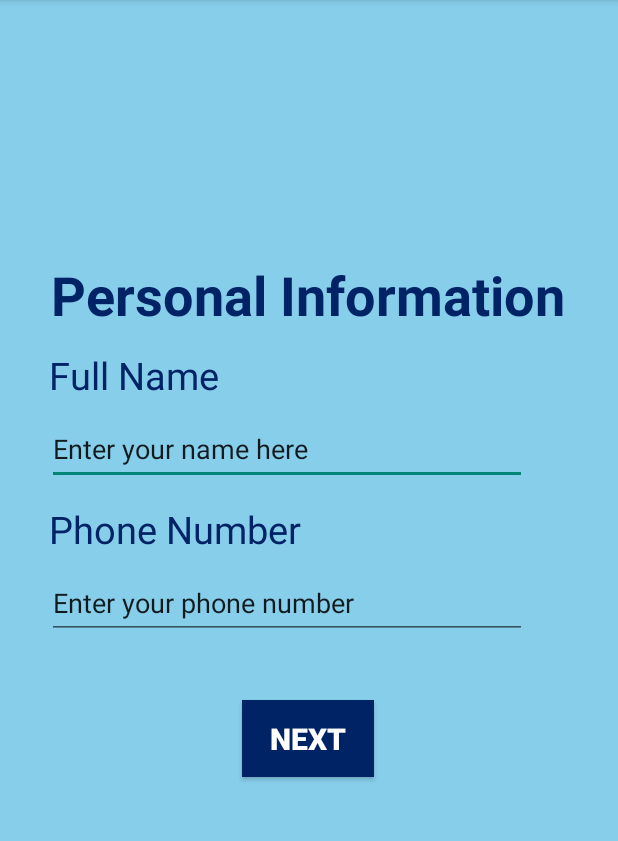
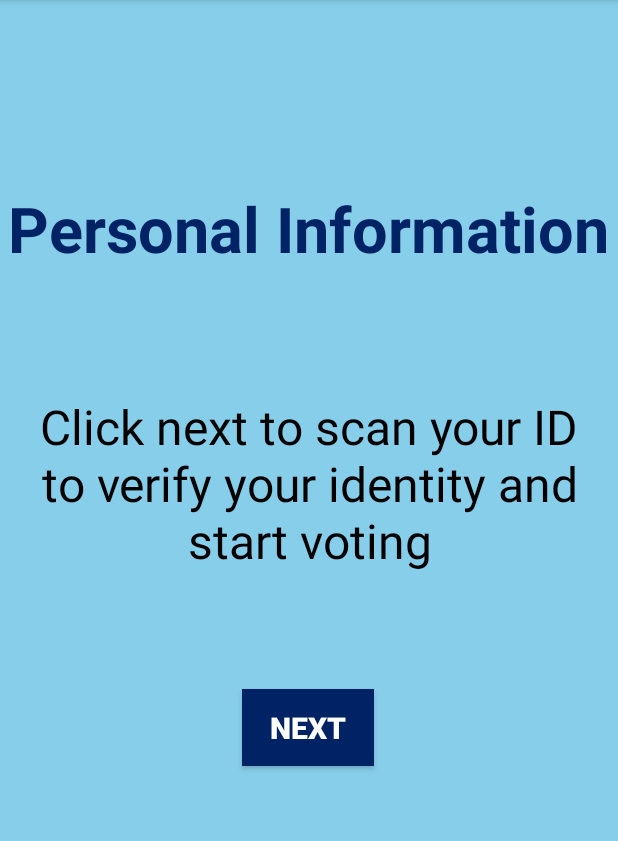
Before and after one commit to Manishankar259/VotingApp, an Android app built with Jetpack Compose: the UserInfo screen opened directly, with no data from a screen before it, on a phone screen of 412 x 824 dp, the part 84-925 px from its top. Run offline under Robolectric (Android 15) with nearby library versions, the phone set to English and light mode, and no system bars.

Commit message:
add scanning activity UI

```diff
--- a/app/src/main/java/com/example/e_voting/MainMenu.kt
+++ b/app/src/main/java/com/example/e_voting/MainMenu.kt
@@ -28,7 +28,7 @@ class MainMenu : AppCompatActivity() {
         // Set an OnClickListener to the button to open the second activity
         openSecondActivityButton.setOnClickListener {
             // Create an intent to open the SecondActivity
-            val intent = Intent(this, VoteActivity::class.java)
+            val intent = Intent(this, UserInfo::class.java)
             // Start the activity
             startActivity(intent)
         }
--- a/app/src/main/java/com/example/e_voting/UserInfo.kt
+++ b/app/src/main/java/com/example/e_voting/UserInfo.kt
@@ -1,12 +1,18 @@
 package com.example.e_voting
 
+import android.annotation.SuppressLint
+import android.content.Intent
 import android.os.Bundle
+import android.widget.Button
 import androidx.activity.enableEdgeToEdge
 import androidx.appcompat.app.AppCompatActivity
 import androidx.core.view.ViewCompat
 import androidx.core.view.WindowInsetsCompat
 
 class UserInfo : AppCompatActivity() {
+
+    private lateinit var buttonScan: Button
+    @SuppressLint("MissingInflatedId")
     override fun onCreate(savedInstanceState: Bundle?) {
         super.onCreate(savedInstanceState)
         enableEdgeToEdge()
@@ -16,5 +22,13 @@ class UserInfo : AppCompatActivity() {
             v.setPadding(systemBars.left, systemBars.top, systemBars.right, systemBars.bottom)
             insets
         }
+
+        buttonScan = findViewById(R.id.startScanningButton)
+
+        buttonScan.setOnClickListener {
+            val intent = Intent(this, VoteActivity::class.java) // It will go to vote activity for now till we implement ID scan
+            //intent.flags = Intent.FLAG_ACTIVITY_CLEAR_TOP or Intent.FLAG_ACTIVITY_NEW_TASK
+            startActivity(intent)
+        }
     }
 }
--- a/app/src/main/res/layout/activity_user_info.xml
+++ b/app/src/main/res/layout/activity_user_info.xml
@@ -13,10 +13,10 @@
         android:layout_width="wrap_content"
         android:layout_height="wrap_content"
         android:layout_centerHorizontal="true"
-        android:layout_marginTop="172dp"
+        android:layout_marginTop="124dp"
         android:text="Personal Information"
         android:textColor="#002366"
-        android:textSize="36sp"
+        android:textSize="42sp"
         android:textStyle="bold"
         app:layout_constraintEnd_toEndOf="parent"
         app:layout_constraintHorizontal_bias="0.492"
@@ -25,59 +25,23 @@
 
 
     <TextView
-        android:id="@+id/textView"
+        android:id="@+id/appTitle2"
         android:layout_width="wrap_content"
         android:layout_height="wrap_content"
-        android:layout_marginTop="12dp"
-        android:text="Full Name"
-        android:textColor="#002366"
-        android:textSize="25sp"
+        android:layout_centerHorizontal="true"
+        android:padding="10dp"
+        android:layout_marginTop="72dp"
+        android:text="Click next to scan your ID to verify your identity and start voting"
+        android:textColor="@color/black"
+        android:textSize="32sp"
+        android:textAlignment="center"
         app:layout_constraintEnd_toEndOf="parent"
-        app:layout_constraintHorizontal_bias="0.11"
+        app:layout_constraintHorizontal_bias="0.492"
         app:layout_constraintStart_toStartOf="parent"
         app:layout_constraintTop_toBottomOf="@+id/appTitle" />
 
-    <EditText
-        android:id="@+id/editTextPhone"
-        android:layout_width="wrap_content"
-        android:layout_height="48dp"
-        android:layout_marginTop="8dp"
-        android:ems="15"
-        android:inputType="phone"
-        android:text="Enter your name here"
-        app:layout_constraintEnd_toEndOf="parent"
-        app:layout_constraintHorizontal_bias="0.34"
-        app:layout_constraintStart_toStartOf="parent"
-        app:layout_constraintTop_toBottomOf="@+id/textView" />
-
-    <TextView
-        android:id="@+id/textView2"
-        android:layout_width="wrap_content"
-        android:layout_height="wrap_content"
-        android:layout_marginTop="12dp"
-        android:text="Phone Number"
-        android:textColor="#002366"
-        android:textSize="25sp"
-        app:layout_constraintEnd_toEndOf="parent"
-        app:layout_constraintHorizontal_bias="0.135"
-        app:layout_constraintStart_toStartOf="parent"
-        app:layout_constraintTop_toBottomOf="@+id/editTextPhone" />
-
-    <EditText
-        android:id="@+id/editTextText"
-        android:layout_width="wrap_content"
-        android:layout_height="48dp"
-        android:layout_marginTop="8dp"
-        android:ems="15"
-        android:inputType="text"
-        android:text="Enter your phone number"
-        app:layout_constraintEnd_toEndOf="parent"
-        app:layout_constraintHorizontal_bias="0.34"
-        app:layout_constraintStart_toStartOf="parent"
-        app:layout_constraintTop_toBottomOf="@+id/textView2" />
-
     <Button
-        android:id="@+id/startVotingButton"
+        android:id="@+id/startScanningButton"
         android:layout_width="wrap_content"
         android:layout_height="wrap_content"
         android:layout_alignParentBottom="true"
@@ -92,7 +56,7 @@
         app:layout_constraintEnd_toEndOf="parent"
         app:layout_constraintHorizontal_bias="0.498"
         app:layout_constraintStart_toStartOf="parent"
-        app:layout_constraintTop_toBottomOf="@+id/editTextText"
-        app:layout_constraintVertical_bias="0.139" />
+        app:layout_constraintTop_toBottomOf="@+id/appTitle2"
+        app:layout_constraintVertical_bias="0.208" />
 
 </androidx.constraintlayout.widget.ConstraintLayout>
```
